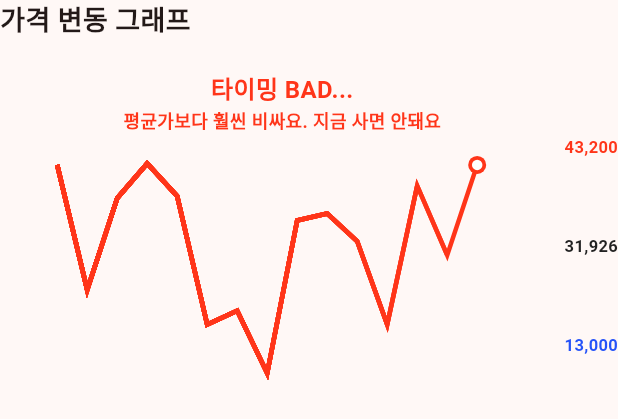
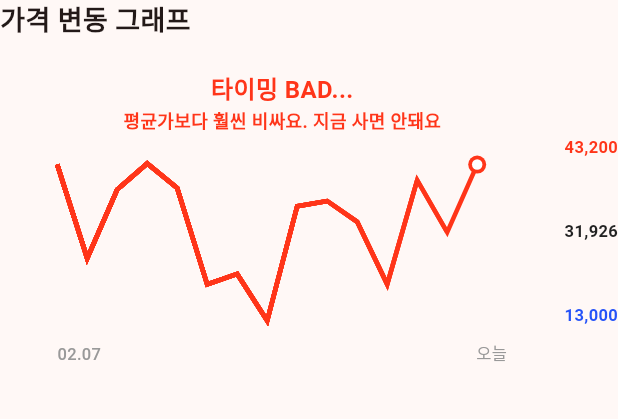
Before and after one commit to TechlabsDev/parot, a Flutter app: the ParrotPriceGraph widget shown alone on an empty page, opened directly, on a phone screen of 412 x 824 dp. Shown: the top 419 px of the screen. Run offline on Flutter 3.47's test engine with Material 3 defaults, Android fonts, the phone set to English and light mode, and no system bars; our stand-ins replace get, streaming_shared_preferences, styled_text; missing offline and left inert: awesome_style_field, chart_sparkline, flutter_inappwebview, flutter_naver_login, kakao_flutter_sdk; network calls fail; Roboto replaces fonts that are missing (Pretendard).

Commit message:
그래프 구현 중

```diff
--- a/lib/extension/datetime_extension.dart
+++ b/lib/extension/datetime_extension.dart
@@ -2,6 +2,11 @@ extension DateTimeExtension on DateTime {
   // "2024.01.30. 10:30",
   String get YYYYMMDDhhmmWithColon {
     return "${this.year}.${this.month.toString().padLeft(2, '0')}.${this.day.toString().padLeft(2, '0')}. ${this.hour.toString().padLeft(2, '0')}:${this.minute.toString().padLeft(2, '0')}";
+  }
+
+  // "01.17",
+  String get MMDD {
+    return "${this.month.toString().padLeft(2, '0')}.${this.day.toString().padLeft(2, '0')}";
   }
 
   //3시간 전, 방금 전, 1일 전...
--- a/lib/presentation/design_component/parrot_price_graph.dart
+++ b/lib/presentation/design_component/parrot_price_graph.dart
@@ -1,11 +1,14 @@
 import 'package:flutter/material.dart';
+import 'package:parot/extension/datetime_extension.dart';
 import 'package:parot/extension/int_extension.dart';
 import 'package:parot/presentation/design_component/parrot_chart_painter.dart';
 import 'package:parot/presentation/design_component/parrot_color.dart';
 
 class ParrotPriceGraph extends StatefulWidget {
-  const ParrotPriceGraph({Key? key, required this.priceList}) : super(key: key);
+  const ParrotPriceGraph({Key? key, required this.priceList, required this.startDate, this.graphSize}) : super(key: key);
   final List<int> priceList;
+  final DateTime startDate;
+  final Size? graphSize;
 
   @override
   State<ParrotPriceGraph> createState() => _ParrotPriceGraphState();
@@ -53,12 +56,46 @@ class _ParrotPriceGraphState extends State<ParrotPriceGraph> {
                 ),
               ),
               const SizedBox(height: 20),
-              CustomPaint(
-                size: const Size(300, 200),
-                foregroundPainter: ParrotChartPainter(
-                  color: ParrotColor.red500,
-                  priceList: widget.priceList,
-                ),
+              Stack(
+                children: [
+                  CustomPaint(
+                    size: widget.graphSize ?? const Size(300, 150),
+                    foregroundPainter: ParrotChartPainter(
+                      color: ParrotColor.red500,
+                      priceList: widget.priceList,
+                    ),
+                  ),
+                  Positioned(
+                    bottom: 15,
+                    child: SizedBox(
+                      width: widget.graphSize == null ? 300 : widget.graphSize!.width,
+                      child: Row(
+                        children: [
+                          Text(
+                            widget.startDate.MMDD,
+                            style: const TextStyle(
+                              color: ParrotColor.gray400,
+                              fontSize: 11,
+                              fontWeight: FontWeight.w500,
+                            ),
+                          ),
+                          const Spacer(),
+                          const Text(
+                            "오늘",
+                            style: TextStyle(
+                              color: ParrotColor.gray400,
+                              fontSize: 11,
+                              fontWeight: FontWeight.w500,
+                            ),
+                          ),
+                        ],
+                      ),
+                    ),
+                  ),
+                ],
+              ),
+              Row(
+                children: [],
               ),
             ],
           ),
@@ -67,25 +104,25 @@ class _ParrotPriceGraphState extends State<ParrotPriceGraph> {
           children: [
             const SizedBox(height: 90),
             Text(
-              "${highestPrice.toCommaFormat}",
+              highestPrice.toCommaFormat,
               style: const TextStyle(
                 fontWeight: FontWeight.w700,
                 fontSize: 11,
                 color: ParrotColor.red500,
               ),
             ),
-            SizedBox(height: 50),
+            const SizedBox(height: 40),
             Text(
-              "${averagePrice.toCommaFormat}",
+              averagePrice.toCommaFormat,
               style: const TextStyle(
                 fontWeight: FontWeight.w700,
                 fontSize: 11,
                 color: ParrotColor.gray800,
               ),
             ),
-            SizedBox(height: 50),
+            const SizedBox(height: 40),
             Text(
-              "${lowestPrice.toCommaFormat}",
+              lowestPrice.toCommaFormat,
               style: const TextStyle(
                 fontWeight: FontWeight.w700,
                 fontSize: 11,
```
Also changed, not shown: lib/presentation/temp/screen/temp_screen.dart (+20 -3 lines), 1 other file.
